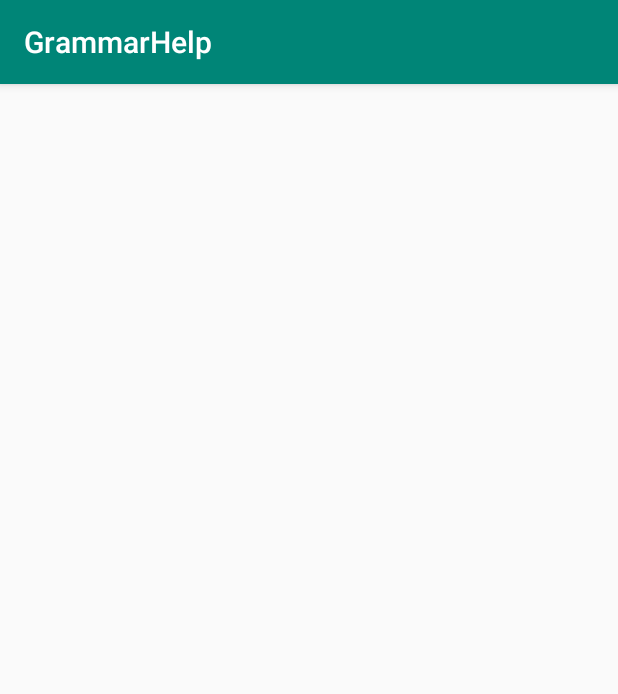
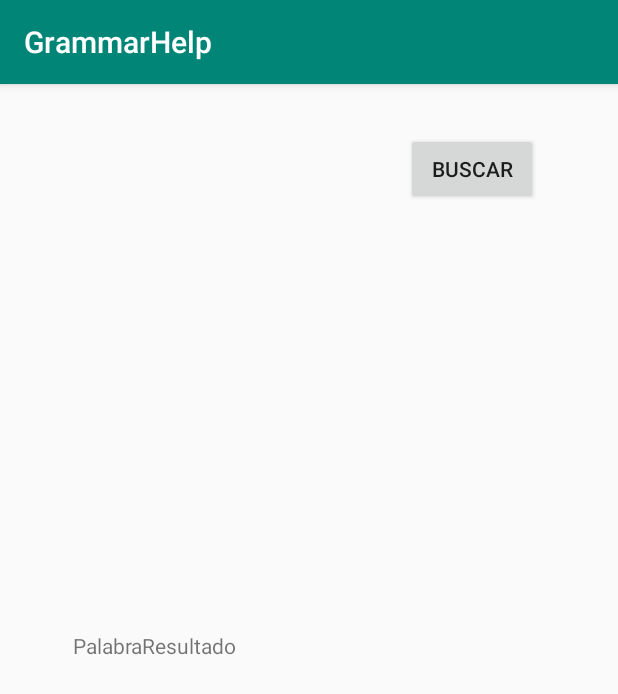
Before and after one commit to dott12/AndroidProyecto, an Android app: the homografasList screen opened directly, with no data from a screen before it, on a phone screen of 412 x 824 dp. Shown: the top 694 px of the screen. Run offline under Robolectric (Android 15) with nearby library versions, the phone set to English and light mode, and no system bars.

Commit message:
solo 1 homografa

```diff
--- a/app/src/main/AndroidManifest.xml
+++ b/app/src/main/AndroidManifest.xml
@@ -9,7 +9,8 @@
         android:roundIcon="@mipmap/ic_launcher_round"
         android:supportsRtl="true"
         android:theme="@style/AppTheme">
-        <activity android:name=".homografasList"></activity>
+        <activity android:name=".homografaWord"></activity>
+        <activity android:name=".homografasList" />
         <activity android:name=".homofonasList" />
         <activity android:name=".MainActivity">
             <intent-filter>
--- a/app/src/main/res/layout/activity_homografas_list.xml
+++ b/app/src/main/res/layout/activity_homografas_list.xml
@@ -6,4 +6,39 @@
     android:layout_height="match_parent"
     tools:context=".homografasList">
 
+    <Button
+        android:id="@+id/button"
+        android:layout_width="wrap_content"
+        android:layout_height="wrap_content"
+        android:layout_marginStart="8dp"
+        android:layout_marginLeft="8dp"
+        android:layout_marginTop="8dp"
+        android:layout_marginEnd="8dp"
+        android:layout_marginRight="8dp"
+        android:layout_marginBottom="8dp"
+        android:text="Buscar"
+        app:layout_constraintBottom_toBottomOf="parent"
+        app:layout_constraintEnd_toEndOf="parent"
+        app:layout_constraintHorizontal_bias="0.853"
+        app:layout_constraintStart_toStartOf="parent"
+        app:layout_constraintTop_toTopOf="parent"
+        app:layout_constraintVertical_bias="0.035" />
+
+    <TextView
+        android:id="@+id/textView"
+        android:layout_width="wrap_content"
+        android:layout_height="wrap_content"
+        android:layout_marginStart="8dp"
+        android:layout_marginLeft="8dp"
+        android:layout_marginTop="8dp"
+        android:layout_marginEnd="8dp"
+        android:layout_marginRight="8dp"
+        android:layout_marginBottom="8dp"
+        android:text="PalabraResultado"
+        app:layout_constraintBottom_toBottomOf="parent"
+        app:layout_constraintEnd_toEndOf="parent"
+        app:layout_constraintHorizontal_bias="0.141"
+        app:layout_constraintStart_toStartOf="parent"
+        app:layout_constraintTop_toTopOf="parent"
+        app:layout_constraintVertical_bias="0.487" />
 </android.support.constraint.ConstraintLayout>
```
Also changed, not shown: app/src/main/java/com/example/grammarhelp/homografaWord.java (added, +13 -0 lines), app/src/main/res/layout/activity_homografa_word.xml (added, +9 -0 lines).
